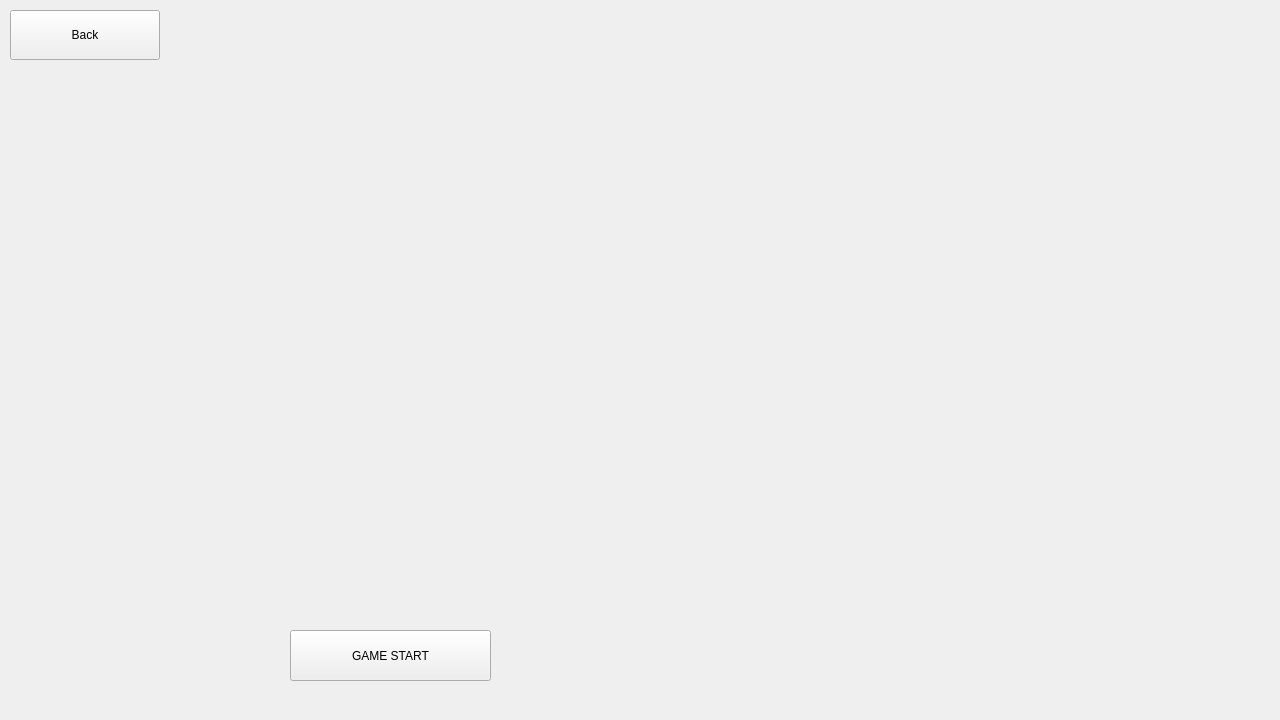
This is songwindow.ui in Ryokuri3096/RG-Qt_Rhythm_Game- as Qt 5 draws it before an edit. The edited form follows.
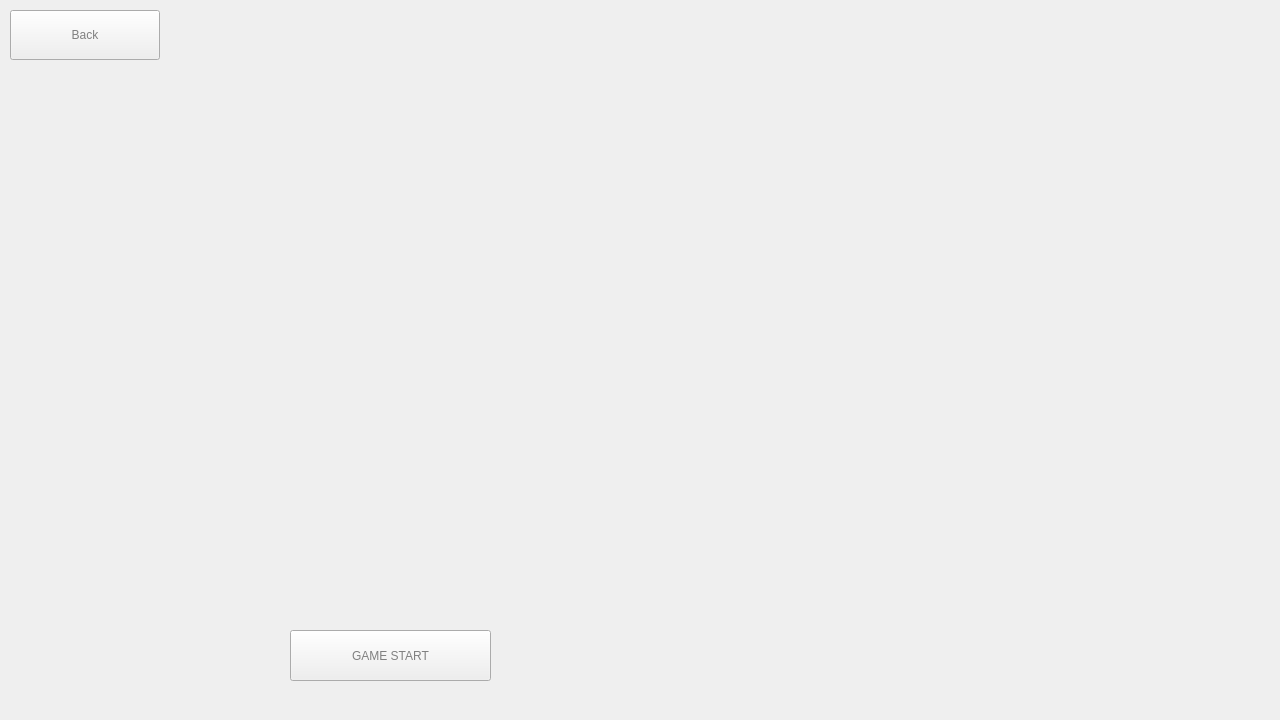
This is the edited form.

```diff
--- a/songwindow.ui
+++ b/songwindow.ui
@@ -14,7 +14,7 @@
    <string>Form</string>
   </property>
   <property name="styleSheet">
-   <string notr="true"/>
+   <string notr="true">color:gray;</string>
   </property>
   <widget class="QPushButton" name="backButton">
    <property name="geometry">
```
